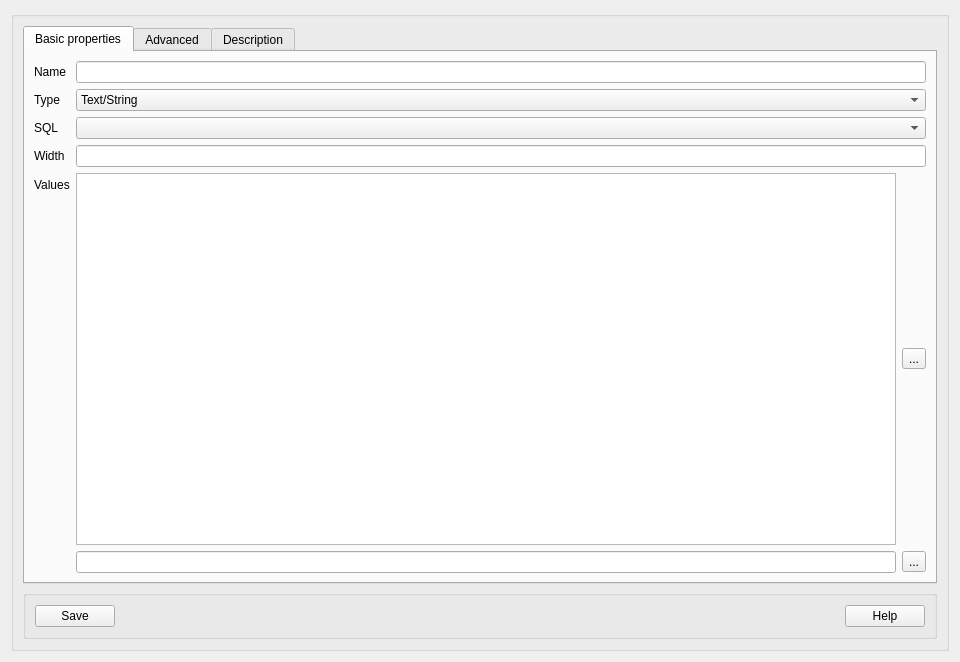
Before: the Qt Designer form NewDataTypeForm.ui in fritzone/ddm, drawn with Qt 5.
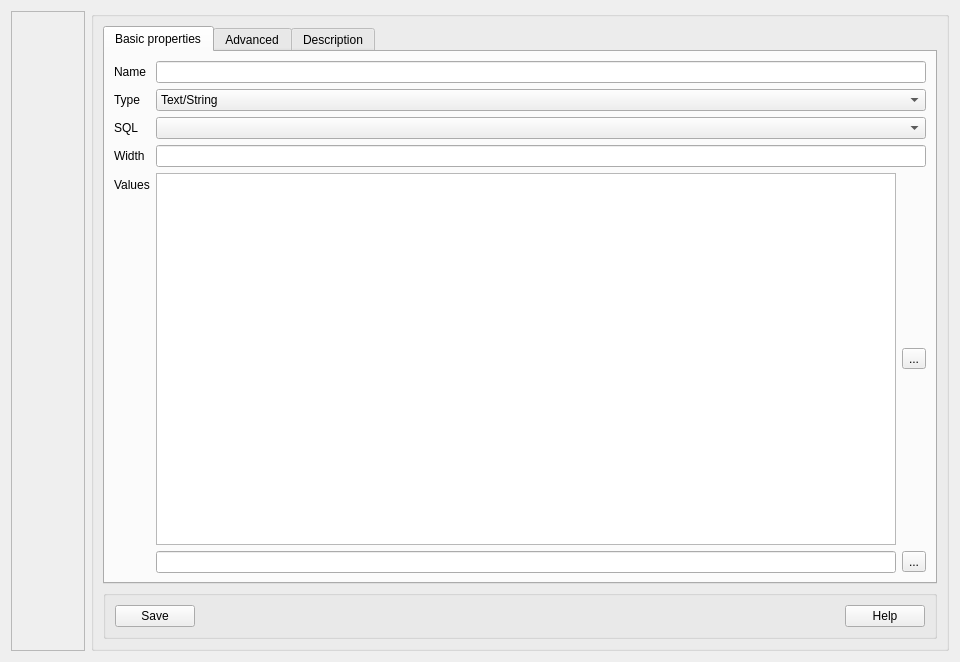
After: the same form once the commit is applied. Icons and pictures are not drawn.

Patch:
```diff
--- a/NewDataTypeForm.ui
+++ b/NewDataTypeForm.ui
@@ -23,6 +23,59 @@
    <string>Form</string>
   </property>
   <layout class="QHBoxLayout" name="horizontalLayout_2">
+   <item>
+    <widget class="QFrame" name="frameForUnlockButton">
+     <property name="frameShape">
+      <enum>QFrame::StyledPanel</enum>
+     </property>
+     <property name="frameShadow">
+      <enum>QFrame::Raised</enum>
+     </property>
+     <layout class="QVBoxLayout" name="verticalLayout_3">
+      <property name="spacing">
+       <number>0</number>
+      </property>
+      <property name="margin">
+       <number>0</number>
+      </property>
+      <item>
+       <widget class="QToolButton" name="btnLock">
+        <property name="text">
+         <string/>
+        </property>
+        <property name="iconSize">
+         <size>
+          <width>64</width>
+          <height>64</height>
+         </size>
+        </property>
+        <property name="checkable">
+         <bool>true</bool>
+        </property>
+        <property name="popupMode">
+         <enum>QToolButton::InstantPopup</enum>
+        </property>
+        <property name="autoRaise">
+         <bool>true</bool>
+        </property>
+       </widget>
+      </item>
+      <item>
+       <spacer name="verticalSpacer">
+        <property name="orientation">
+         <enum>Qt::Vertical</enum>
+        </property>
+        <property name="sizeHint" stdset="0">
+         <size>
+          <width>20</width>
+          <height>40</height>
+         </size>
+        </property>
+       </spacer>
+      </item>
+     </layout>
+    </widget>
+   </item>
    <item>
     <widget class="QGroupBox" name="groupBox_2">
      <property name="title">
```
Left out of the diff: 22 changed lines with no effect on the pictures.
